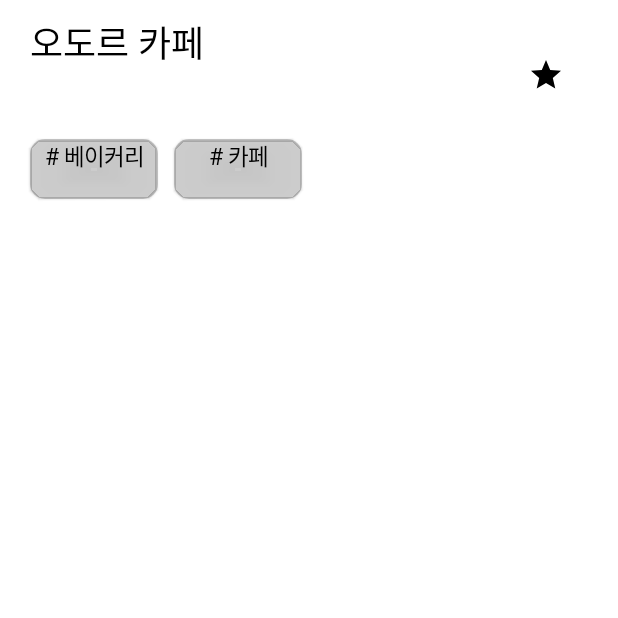
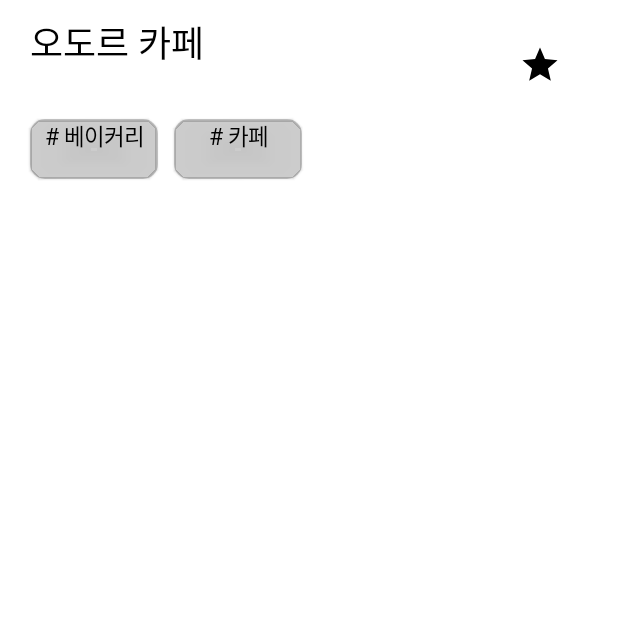
Before and after one commit to DESH-Project/desh, an Android app built with Jetpack Compose: the composable Top shown on its own in the app's theme, on a phone screen of 412 x 824 dp, the top half of it. Run offline under Robolectric (Android 15) with nearby library versions, the phone set to English and light mode, and no system bars; our stand-ins replace accompanist; network calls fail; Roboto replaces fonts that are not available here.

Commit message:
위치 조정

```diff
--- a/app/src/main/java/com/demo/desh/ui/screens/Horizontalpager.kt
+++ b/app/src/main/java/com/demo/desh/ui/screens/Horizontalpager.kt
@@ -96,7 +96,7 @@ fun PagerContent(pagerState: PagerState) {
             ) {
                 HorizontalPagerIndicator(
                     pagerState = pagerState
-                    , modifier = Modifier.fillMaxWidth().wrapContentSize(Alignment.BottomCenter).padding(top = 485.dp), activeColor = Color.Gray, inactiveColor = Color.White
+                    , modifier = Modifier.fillMaxWidth().wrapContentSize(Alignment.BottomCenter).padding(top = 485.dp), activeColor = Color.White, inactiveColor = Color.Gray
 
                 )
             }
--- a/app/src/main/java/com/demo/desh/ui/screens/MainScreen.kt
+++ b/app/src/main/java/com/demo/desh/ui/screens/MainScreen.kt
@@ -145,13 +145,15 @@ fun Top() {
 
                 checked = checked,
                 onCheckedChange = { ischecked -> checked = ischecked },
-                modifier = Modifier.size(80.dp)
+                modifier = Modifier.padding(vertical = 9.dp)
+
 
             ) {
                 Icon(
                     imageVector = Icons.Default.Star,
                     contentDescription = null,
-                    tint = if (checked) Color.White else Color.Black
+                    tint = if (checked) Color.White else Color.Black,
+                    modifier = Modifier.size(28.dp)
 
 
                 )
```
